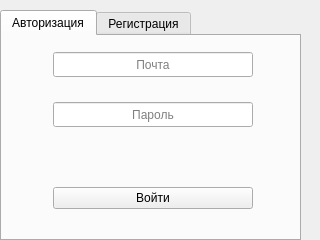
This is desktop/ui/start_window.ui in FoKey-Junior/Remote-Desktop as Qt 5 draws it before an edit. The edited form follows.
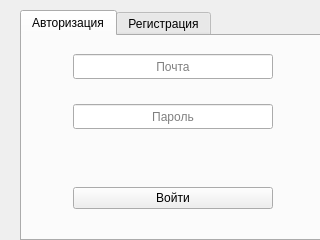
This is the edited form.

What changed in the file:
```diff
--- a/desktop/ui/start_window.ui
+++ b/desktop/ui/start_window.ui
@@ -44,7 +44,7 @@
    <widget class="QTabWidget" name="tabWidget">
     <property name="geometry">
      <rect>
-      <x>0</x>
+      <x>20</x>
       <y>10</y>
       <width>301</width>
       <height>231</height>
@@ -201,7 +201,7 @@
           <widget class="QLabel" name="login_error">
            <property name="font">
             <font>
-             <pointsize>8</pointsize>
+             <pointsize>6</pointsize>
             </font>
            </property>
            <property name="text">
```
Left out of the diff: 2 changed lines with no effect on the pictures.
